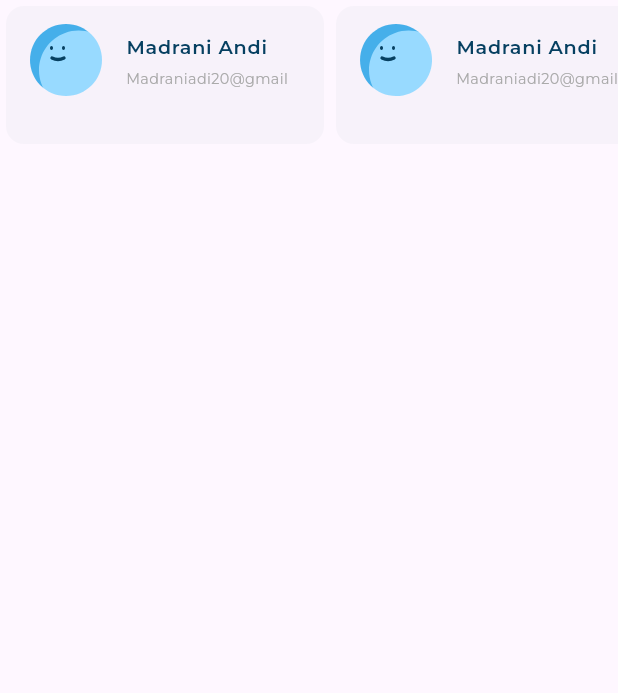
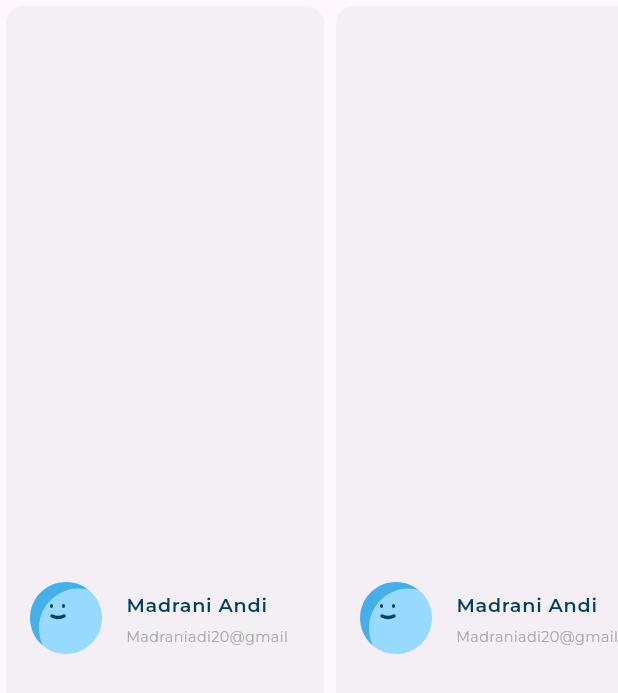
Before and after one commit to Micheal-Hany/responsive_ui, a Flutter app: the LatestTransactionListView widget shown alone on an empty page, opened directly, on a phone screen of 412 x 824 dp. Shown: the top 693 px of the screen. Run offline on Flutter 3.47's test engine with Material 3 defaults, Android fonts, the phone set to English and light mode, and no system bars; our stand-ins replace flutter_svg; project files that could hold a hidden picture were left out.

Commit message:
update Lstest_transaction_list_view.dart and user_info_list_title.dart

```diff
--- a/lib/widgets/Lstest_transaction_list_view.dart
+++ b/lib/widgets/Lstest_transaction_list_view.dart
@@ -22,17 +22,29 @@ class LatestTransactionListView extends StatelessWidget {
   ];
   @override
   Widget build(BuildContext context) {
-    return SizedBox(
-      height: 100,
-      child: ListView.builder(
-        shrinkWrap: true,
-        itemCount: items.length,
-        scrollDirection: Axis.horizontal,
-        itemBuilder: (context, index) {
-          return IntrinsicWidth(
-              child: UserInfoListTile(userModel: items[index]));
-        },
+    return SingleChildScrollView(
+      scrollDirection: Axis.horizontal,
+      child: Row(
+        children: items
+            .map(
+              (e) => IntrinsicWidth(
+                child: UserInfoListTile(userModel: e),
+              ),
+            )
+            .toList(),
       ),
     );
+    // return SizedBox(
+    //   height: 80,
+    //   child: ListView.builder(
+    //     shrinkWrap: true,
+    //     itemCount: items.length,
+    //     scrollDirection: Axis.horizontal,
+    //     itemBuilder: (context, index) {
+    //       return IntrinsicWidth(
+    //           child: UserInfoListTile(userModel: items[index]));
+    //     },
+    //   ),
+    // );
   }
 }
--- a/lib/widgets/user_info_list_title.dart
+++ b/lib/widgets/user_info_list_title.dart
@@ -7,14 +7,15 @@ class UserInfoListTile extends StatelessWidget {
   const UserInfoListTile({
     super.key,
     required this.userModel,
-
   });
 
   final UserInfoModel userModel;
   @override
   Widget build(BuildContext context) {
     return Card(
+      color: Colors.grey.withOpacity(.1),
       elevation: 0,
+      child: Center(
         child: ListTile(
           title: Text(
             userModel.title,
@@ -26,6 +27,7 @@ class UserInfoListTile extends StatelessWidget {
             style: AppStyles.styleRegular12(context),
           ),
         ),
+      ),
     );
   }
 }
```
Lines whose indentation alone changed are shown as unchanged.
